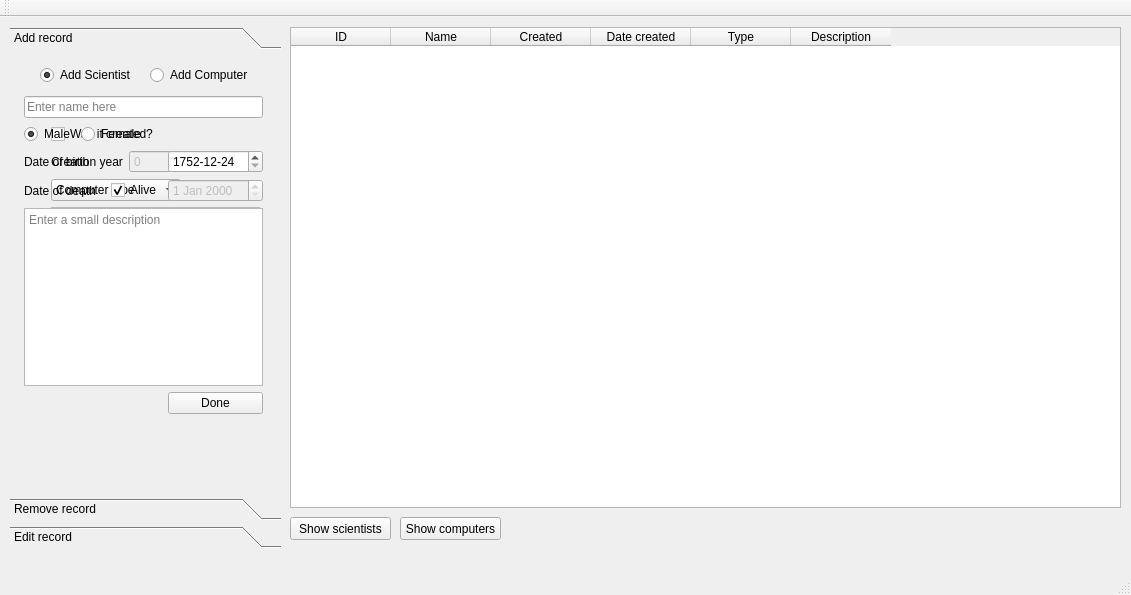
Old version of the form threeWeek/verklegtSkil3/mainwindow.ui in the repository Sigurdurhelga/verkefni_threeWeek.
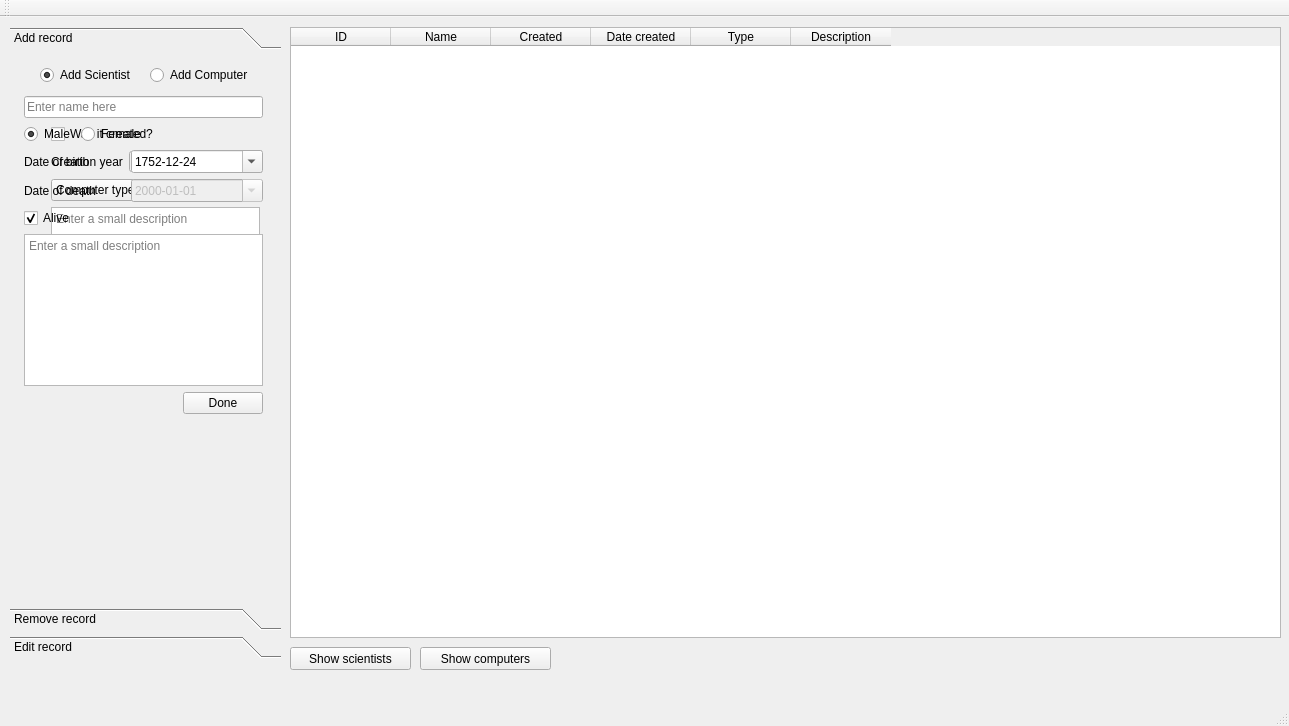
New version of the form.

Commit message: edit validation on sci

Diff of the .ui file:
```diff
--- a/threeWeek/verklegtSkil3/mainwindow.ui
+++ b/threeWeek/verklegtSkil3/mainwindow.ui
@@ -6,8 +6,8 @@
    <rect>
     <x>0</x>
     <y>0</y>
-    <width>1131</width>
-    <height>595</height>
+    <width>1289</width>
+    <height>726</height>
    </rect>
   </property>
   <property name="windowTitle">
@@ -18,8 +18,8 @@
     <property name="geometry">
      <rect>
       <x>290</x>
-      <y>500</y>
-      <width>101</width>
+      <y>630</y>
+      <width>121</width>
       <height>23</height>
      </rect>
     </property>
@@ -33,7 +33,7 @@
       <x>10</x>
       <y>10</y>
       <width>271</width>
-      <height>521</height>
+      <height>631</height>
      </rect>
     </property>
     <property name="acceptDrops">
@@ -48,7 +48,7 @@
        <x>0</x>
        <y>0</y>
        <width>271</width>
-       <height>440</height>
+       <height>538</height>
       </rect>
      </property>
      <attribute name="label">
@@ -237,11 +237,38 @@
          </property>
         </widget>
        </item>
-       <item row="2" column="3">
+       <item row="3" column="0" colspan="2">
+        <widget class="QLabel" name="label_2">
+         <property name="text">
+          <string>Date of death</string>
+         </property>
+         <property name="buddy">
+          <cstring>inSciDeath</cstring>
+         </property>
+        </widget>
+       </item>
+       <item row="5" column="0" colspan="4">
+        <widget class="QTextEdit" name="inSciDesc">
+         <property name="placeholderText">
+          <string>Enter a small description</string>
+         </property>
+        </widget>
+       </item>
+       <item row="6" column="3">
+        <widget class="QPushButton" name="addSciDone">
+         <property name="text">
+          <string>Done</string>
+         </property>
+        </widget>
+       </item>
+       <item row="2" column="2" colspan="2">
         <widget class="QDateEdit" name="inSciBirth">
          <property name="displayFormat">
           <string>yyyy-MM-dd</string>
          </property>
+         <property name="calendarPopup">
+          <bool>true</bool>
+         </property>
          <property name="date">
           <date>
            <year>1752</year>
@@ -251,17 +278,7 @@
          </property>
         </widget>
        </item>
-       <item row="3" column="0" colspan="2">
-        <widget class="QLabel" name="label_2">
-         <property name="text">
-          <string>Date of death</string>
-         </property>
-         <property name="buddy">
-          <cstring>inSciDeath</cstring>
-         </property>
-        </widget>
-       </item>
-       <item row="3" column="2">
+       <item row="4" column="0">
         <widget class="QCheckBox" name="inSciAlive">
          <property name="text">
           <string>Alive</string>
@@ -271,24 +288,16 @@
          </property>
         </widget>
        </item>
-       <item row="3" column="3">
+       <item row="3" column="2" colspan="2">
         <widget class="QDateEdit" name="inSciDeath">
          <property name="enabled">
           <bool>false</bool>
          </property>
-        </widget>
-       </item>
-       <item row="4" column="0" colspan="4">
-        <widget class="QTextEdit" name="inSciDesc">
-         <property name="placeholderText">
-          <string>Enter a small description</string>
+         <property name="displayFormat">
+          <string>yyyy-MM-dd</string>
          </property>
-        </widget>
-       </item>
-       <item row="5" column="3">
-        <widget class="QPushButton" name="addSciDone">
-         <property name="text">
-          <string>Done</string>
+         <property name="calendarPopup">
+          <bool>true</bool>
          </property>
         </widget>
        </item>
@@ -635,8 +644,8 @@
      <rect>
       <x>290</x>
       <y>10</y>
-      <width>831</width>
-      <height>481</height>
+      <width>991</width>
+      <height>611</height>
      </rect>
     </property>
     <property name="alternatingRowColors">
@@ -684,8 +693,8 @@
      <rect>
       <x>290</x>
       <y>10</y>
-      <width>831</width>
-      <height>481</height>
+      <width>991</width>
+      <height>611</height>
      </rect>
     </property>
     <property name="editTriggers">
@@ -731,9 +740,9 @@
    <widget class="QPushButton" name="showComps">
     <property name="geometry">
      <rect>
-      <x>400</x>
-      <y>500</y>
-      <width>101</width>
+      <x>420</x>
+      <y>630</y>
+      <width>131</width>
       <height>23</height>
      </rect>
     </property>
```
Left out of the diff: 10 changed lines with no effect on the pictures. The commit also changes 5 other files.
